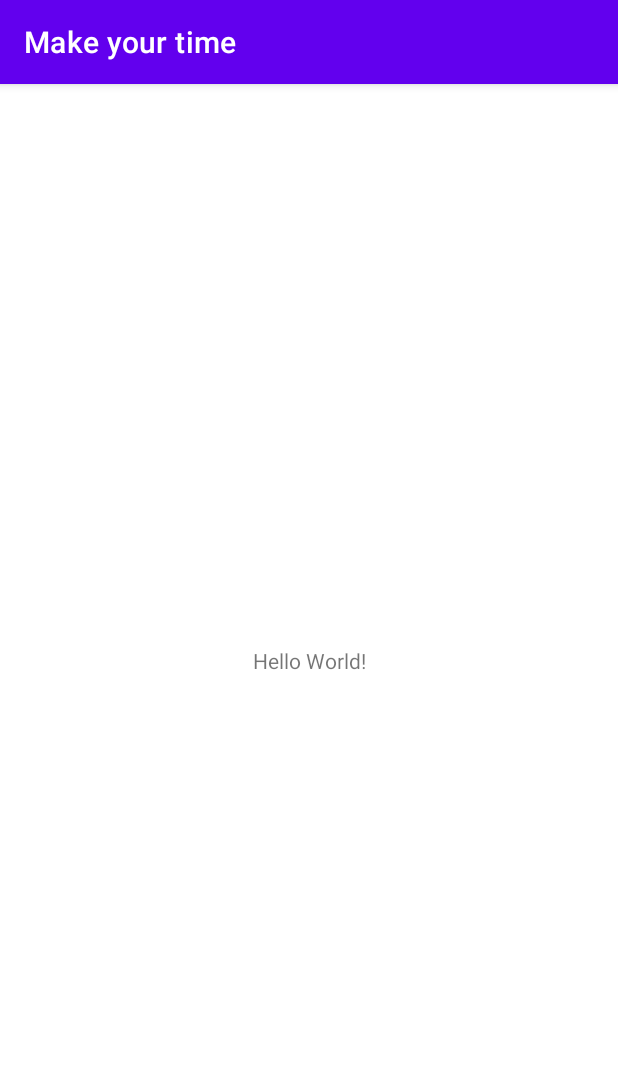
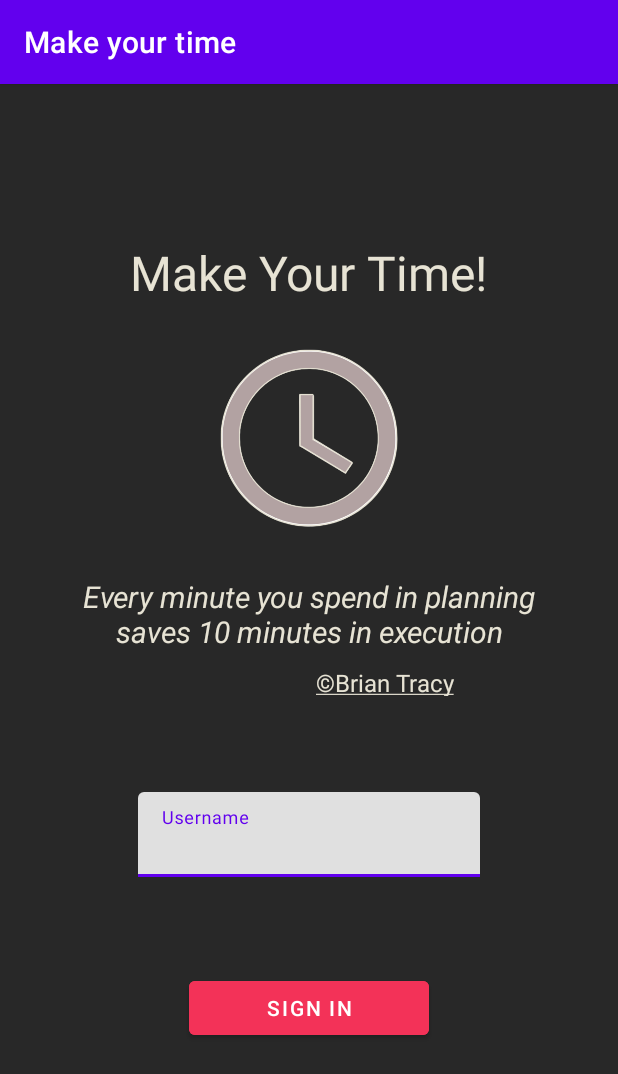
Before and after one commit to KirillKolyshkin/android_summer_practice, an Android app: the screen it shows after launch (MainActivity), on a phone screen of 412 x 824 dp. Shown: the top 1074 px of the screen. Run offline under Robolectric (Android 15) with nearby library versions, the phone set to English and light mode, and no system bars.

Commit message:
fragment login dark added

```diff
--- a/app/src/main/java/com/example/myapplication/MainActivity.kt
+++ b/app/src/main/java/com/example/myapplication/MainActivity.kt
@@ -6,6 +6,6 @@ import android.os.Bundle
 class MainActivity : AppCompatActivity() {
     override fun onCreate(savedInstanceState: Bundle?) {
         super.onCreate(savedInstanceState)
-        setContentView(R.layout.activity_main)
+        setContentView(R.layout.fragment_login_dark)
     }
 }
--- a/app/src/main/res/layout/activity_main.xml
+++ /dev/null
@@ -1,18 +0,0 @@
-<?xml version="1.0" encoding="utf-8"?>
-<androidx.constraintlayout.widget.ConstraintLayout xmlns:android="http://schemas.android.com/apk/res/android"
-    xmlns:app="http://schemas.android.com/apk/res-auto"
-    xmlns:tools="http://schemas.android.com/tools"
-    android:layout_width="match_parent"
-    android:layout_height="match_parent"
-    tools:context=".MainActivity">
-
-    <TextView
-        android:layout_width="wrap_content"
-        android:layout_height="wrap_content"
-        android:text="Hello World!"
-        app:layout_constraintBottom_toBottomOf="parent"
-        app:layout_constraintLeft_toLeftOf="parent"
-        app:layout_constraintRight_toRightOf="parent"
-        app:layout_constraintTop_toTopOf="parent" />
-
-</androidx.constraintlayout.widget.ConstraintLayout>
--- /dev/null
+++ b/app/src/main/res/layout/fragment_login_dark.xml
@@ -0,0 +1,94 @@
+<?xml version="1.0" encoding="utf-8"?>
+<androidx.constraintlayout.widget.ConstraintLayout xmlns:android="http://schemas.android.com/apk/res/android"
+    xmlns:app="http://schemas.android.com/apk/res-auto"
+    xmlns:tools="http://schemas.android.com/tools"
+    android:layout_width="match_parent"
+    android:layout_height="match_parent"
+    android:background="@color/black_dt"
+    android:paddingHorizontal="24dp"
+    android:paddingTop="16dp"
+    android:paddingBottom="16dp">
+
+    <TextView
+        android:id="@+id/make_your_time"
+        android:layout_width="268dp"
+        android:layout_height="40dp"
+        android:layout_marginTop="88dp"
+        android:gravity="center_horizontal|top"
+        android:text="@string/make_your_time"
+        android:textColor="@color/beige"
+        android:textSize="32sp"
+        app:layout_constraintEnd_toEndOf="parent"
+        app:layout_constraintHorizontal_bias="0.496"
+        app:layout_constraintStart_toStartOf="parent"
+        app:layout_constraintTop_toTopOf="parent" />
+
+    <ImageView
+        android:id="@+id/iv_clock"
+        android:layout_width="160dp"
+        android:layout_height="160dp"
+        android:layout_marginTop="12dp"
+        android:src="@drawable/ic_clock_dt"
+        app:layout_constraintEnd_toEndOf="parent"
+        app:layout_constraintStart_toStartOf="parent"
+        app:layout_constraintTop_toBottomOf="@+id/make_your_time" />
+
+    <TextView
+        android:id="@+id/quote"
+        android:layout_width="312dp"
+        android:layout_height="48dp"
+        android:layout_marginTop="12dp"
+        android:gravity="center_horizontal|top"
+        android:text="@string/quote"
+        android:textColor="@color/beige"
+        android:textSize="20sp"
+        android:textStyle="italic"
+        app:layout_constraintEnd_toEndOf="parent"
+        app:layout_constraintStart_toStartOf="parent"
+        app:layout_constraintTop_toBottomOf="@+id/iv_clock" />
+
+    <TextView
+        android:id="@+id/quote_author"
+        android:layout_width="212dp"
+        android:layout_height="20dp"
+        android:layout_marginTop="12dp"
+        android:gravity="center_horizontal|top"
+        android:text="@string/quote_author"
+        android:textColor="@color/beige"
+        android:textSize="16sp"
+        app:layout_constraintEnd_toEndOf="@+id/quote"
+        app:layout_constraintTop_toBottomOf="@+id/quote" />
+
+    <com.google.android.material.textfield.TextInputLayout
+        android:id="@+id/ti_username"
+        android:layout_width="228dp"
+        android:layout_height="wrap_content"
+        android:theme="@style/Widget.MaterialComponents.TextInputLayout.OutlinedBox"
+        app:layout_constraintBottom_toTopOf="@+id/button"
+        app:layout_constraintEnd_toEndOf="parent"
+        app:layout_constraintStart_toStartOf="parent"
+        app:layout_constraintTop_toBottomOf="@+id/quote_author">
+
+        <com.google.android.material.textfield.TextInputEditText
+            android:id="@+id/et_username"
+            android:layout_width="match_parent"
+            android:layout_height="wrap_content"
+            android:hint="@string/username"
+            android:imeOptions="actionDone"
+            android:inputType="textEmailAddress"
+            tools:ignore="MissingConstraints" />
+    </com.google.android.material.textfield.TextInputLayout>
+
+    <Button
+        android:id="@+id/button"
+        android:layout_width="160dp"
+        android:layout_height="48dp"
+        android:layout_marginBottom="48dp"
+        android:backgroundTint="@color/red"
+        android:text="@string/sign_in_btn"
+        app:layout_constraintBottom_toBottomOf="parent"
+        app:layout_constraintEnd_toEndOf="parent"
+        app:layout_constraintStart_toStartOf="parent"
+        app:layout_constraintTop_toBottomOf="@id/ti_username" />
+
+</androidx.constraintlayout.widget.ConstraintLayout>
--- a/app/src/main/res/values/strings.xml
+++ b/app/src/main/res/values/strings.xml
@@ -6,6 +6,8 @@
     <string name="quote_author"><u>©Brian Tracy</u></string> //заменить конкретного автора на автора цитаты из бд
     <string name="to_do">TO DO</string>
     <string name="date">JULY 01, 2021</string> //заменить на актуальную дату
-    <string name="percents">80%</string> //заменить на актуальный процент выполнения
+    <string name="percents">80%</string>
+    <string name="username">Username</string>
+    //заменить на актуальный процент выполнения
 
 </resources>
```
